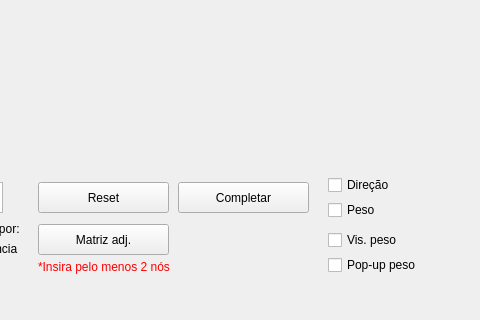
Qt form mainwindow.ui (juliaaviee/graphDraw) before a commit; both pictures show x 322 to 802 and y 291 to 611 of the 802 by 611 pixel window.
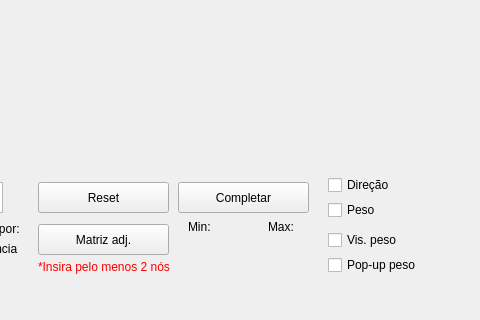
The same form after that commit. Icons and pictures are not drawn.

Patch:
```diff
--- a/mainwindow.ui
+++ b/mainwindow.ui
@@ -334,6 +334,32 @@
      <string>Conectar</string>
     </property>
    </widget>
+   <widget class="QLabel" name="minW">
+    <property name="geometry">
+     <rect>
+      <x>510</x>
+      <y>510</y>
+      <width>31</width>
+      <height>16</height>
+     </rect>
+    </property>
+    <property name="text">
+     <string>Min:</string>
+    </property>
+   </widget>
+   <widget class="QLabel" name="maxW">
+    <property name="geometry">
+     <rect>
+      <x>590</x>
+      <y>510</y>
+      <width>31</width>
+      <height>16</height>
+     </rect>
+    </property>
+    <property name="text">
+     <string>Max:</string>
+    </property>
+   </widget>
   </widget>
  </widget>
  <resources/>
```
